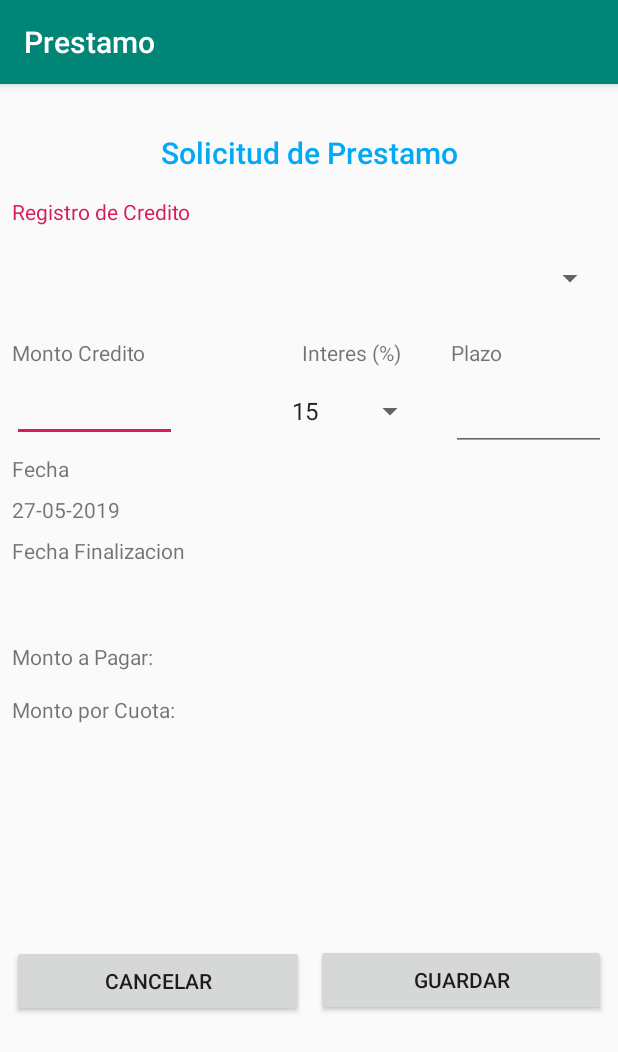
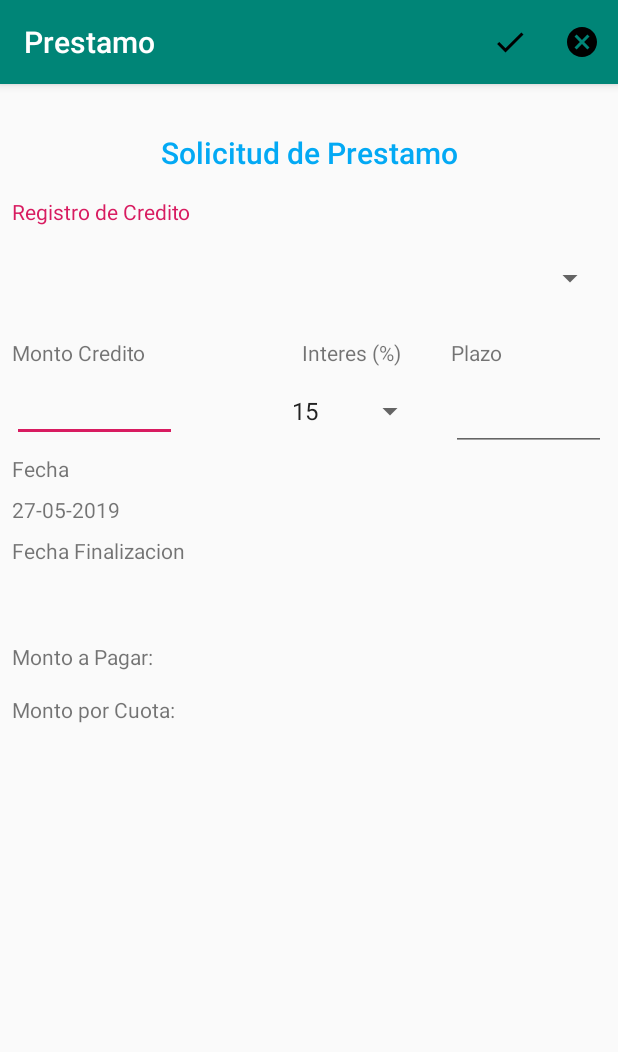
Before and after one commit to bisanbl/Android_Prestamo, an Android app: the Registro_Credito screen opened directly, with no data from a screen before it, on a phone screen of 412 x 824 dp. Shown: the top 1052 px of the screen. Run offline under Robolectric (Android 15) with nearby library versions, the phone set to English and light mode, and no system bars.

Commit message:
Agregado los menus para el registro de un credito, vista de clientes.
incluida la logica para agregar prestamos desde el activity lista de clientes.

```diff
--- a/app/src/main/java/com/bisanbl/prestamo/OnMyAdapterClickListener.java
+++ b/app/src/main/java/com/bisanbl/prestamo/OnMyAdapterClickListener.java
@@ -4,4 +4,5 @@ public interface OnMyAdapterClickListener {
 
     void onEditCliked(int post);
     void onDeleteClicked(int post);
+    void onDetailClicked(int post);
 }
--- a/app/src/main/java/com/bisanbl/prestamo/Registro_Credito.java
+++ b/app/src/main/java/com/bisanbl/prestamo/Registro_Credito.java
@@ -8,6 +8,8 @@ import android.os.Bundle;
 import android.text.Editable;
 import android.text.TextUtils;
 import android.text.TextWatcher;
+import android.view.Menu;
+import android.view.MenuItem;
 import android.view.View;
 import android.widget.AdapterView;
 import android.widget.ArrayAdapter;
@@ -24,29 +26,38 @@ import java.util.Date;
 import java.util.Locale;
 
 public class Registro_Credito extends AppCompatActivity {
+    TextView TVfechainicial;
+    TextView TVfechafin;
+    TextView TVmonto;
+    TextView TVmes;
+
+    EditText ETplazo;
+    EditText ETmonto;
+
+    Spinner SanombreCliente;
+    Spinner Sainteres;
 
     @Override
     protected void onCreate(Bundle savedInstanceState) {
         super.onCreate(savedInstanceState);
         setContentView(R.layout.activity_registro__credito);
 
-        final TextView TVfechainicial = findViewById(R.id.TVFechaInicialM);
-        final TextView TVfechafin = findViewById(R.id.TVFechaFinM);
-        final TextView TVmonto = findViewById(R.id.TVMontoPagarM);
-        final TextView TVmes = findViewById(R.id.TVMontomesM);
+         TVfechainicial = findViewById(R.id.TVFechaInicialM);
+         TVfechafin = findViewById(R.id.TVFechaFinM);
+         TVmonto = findViewById(R.id.TVMontoPagarM);
+         TVmes = findViewById(R.id.TVMontomesM);
 
-        final EditText ETplazo = findViewById(R.id.ETVPlazo);
-        final EditText ETmonto = findViewById(R.id.ETVMonton);
+         ETplazo = findViewById(R.id.ETVPlazo);
+         ETmonto = findViewById(R.id.ETVMonton);
 
-        final Spinner SanombreCliente = findViewById(R.id.TVNombreCliente);
-        final Spinner Sainteres = findViewById(R.id.ETVinteres);
+         SanombreCliente = findViewById(R.id.TVNombreCliente);
+         Sainteres = findViewById(R.id.ETVinteres);
 
         final SimpleDateFormat dateFormat = new SimpleDateFormat("dd-MM-yyyy", Locale.getDefault());
         final DecimalFormat dosDecimales = new DecimalFormat("0.##");
         final Date date = new Date();
 
-        Button BTNGuardar = findViewById(R.id.BTSiguiente);
-        Button BTNCancelar = findViewById(R.id.BTAnterior);
+
 
         ArrayList<String> nombreClientes;
 
@@ -186,9 +197,22 @@ public class Registro_Credito extends AppCompatActivity {
             }
         });
 
-        BTNGuardar.setOnClickListener(new View.OnClickListener() {
-            @Override
-            public void onClick(View v) {
+
+
+
+
+    }
+
+    @Override
+    public boolean onCreateOptionsMenu(Menu menu) {
+        getMenuInflater().inflate(R.menu.registromenu,menu);
+        return super.onCreateOptionsMenu(menu);
+    }
+
+    @Override
+    public boolean onOptionsItemSelected(MenuItem item) {
+        switch (item.getItemId()){
+            case R.id.guardarmenu:
                 if (!TextUtils.isEmpty(TVfechafin.getText().toString())) {
                     Prestamo prestamo = new Prestamo();
                     prestamo.setMonto(Float.parseFloat(ETmonto.getText().toString().replace(',','.').trim()));
@@ -208,21 +232,16 @@ public class Registro_Credito extends AppCompatActivity {
 
                     //Snackbar.make(v, getResources().getString(R.string.gracias),Snackbar.LENGTH_LONG).show();
                 }else
-                    Snackbar.make(v, getResources().getString(R.string.ErrorBTN),Snackbar.LENGTH_LONG).show();
-            }
-        });
+                    Snackbar.make(findViewById(android.R.id.content), getResources().getString(R.string.ErrorBTN),Snackbar.LENGTH_LONG).show();
+                break;
 
-        BTNCancelar.setOnClickListener(new View.OnClickListener() {
-            @Override
-            public void onClick(View v) {
+            case R.id.cancelarmenu:
                 Intent returnIntent = new Intent();
                 setResult(Activity.RESULT_CANCELED,returnIntent);
                 finish();
-            }
-        });
-
-
-
+                break;
+        }
+        return super.onOptionsItemSelected(item);
     }
 
     // funcion devuelve 0 si ha ocurrido un ERROR, en caso contrario devuelve el total del financiamiento
--- /dev/null
+++ b/app/src/main/res/drawable/ic_cancel_black_24dp.xml
@@ -0,0 +1,9 @@
+<vector xmlns:android="http://schemas.android.com/apk/res/android"
+        android:width="24dp"
+        android:height="24dp"
+        android:viewportWidth="24.0"
+        android:viewportHeight="24.0">
+    <path
+        android:fillColor="#FF000000"
+        android:pathData="M12,2C6.47,2 2,6.47 2,12s4.47,10 10,10 10,-4.47 10,-10S17.53,2 12,2zM17,15.59L15.59,17 12,13.41 8.41,17 7,15.59 10.59,12 7,8.41 8.41,7 12,10.59 15.59,7 17,8.41 13.41,12 17,15.59z"/>
+</vector>
--- /dev/null
+++ b/app/src/main/res/drawable/ic_check_black_24dp.xml
@@ -0,0 +1,9 @@
+<vector xmlns:android="http://schemas.android.com/apk/res/android"
+        android:width="24dp"
+        android:height="24dp"
+        android:viewportWidth="24.0"
+        android:viewportHeight="24.0">
+    <path
+        android:fillColor="#FF000000"
+        android:pathData="M9,16.17L4.83,12l-1.42,1.41L9,19 21,7l-1.41,-1.41z"/>
+</vector>
--- a/app/src/main/res/layout/activity_registro__credito.xml
+++ b/app/src/main/res/layout/activity_registro__credito.xml
@@ -207,35 +207,5 @@
             app:layout_constraintStart_toEndOf="@+id/TVMontomes"
             app:layout_constraintTop_toBottomOf="@+id/TVMontoPagarM" />
 
-        <Button
-            android:id="@+id/BTSiguiente"
-            android:layout_width="0dp"
-            android:layout_height="wrap_content"
-            android:layout_marginStart="24dp"
-            android:layout_marginTop="8dp"
-            android:layout_marginEnd="8dp"
-            android:layout_marginBottom="8dp"
-            android:text="@string/save"
-            app:layout_constraintBottom_toBottomOf="parent"
-            app:layout_constraintEnd_toEndOf="parent"
-            app:layout_constraintStart_toStartOf="@+id/ETVinteres"
-            app:layout_constraintTop_toBottomOf="@+id/TVMontomesM" />
-
-        <Button
-            android:id="@+id/BTAnterior"
-            android:layout_width="0dp"
-            android:layout_height="wrap_content"
-            android:layout_marginStart="8dp"
-            android:layout_marginTop="8dp"
-            android:layout_marginEnd="8dp"
-            android:layout_marginBottom="8dp"
-            android:text="@string/cancel"
-            app:layout_constraintBottom_toBottomOf="parent"
-            app:layout_constraintEnd_toStartOf="@+id/BTSiguiente"
-            app:layout_constraintHorizontal_bias="0.477"
-            app:layout_constraintStart_toStartOf="parent"
-            app:layout_constraintTop_toBottomOf="@+id/TVMontomesM"
-            app:layout_constraintVertical_bias="0.502" />
-
     </android.support.constraint.ConstraintLayout>
 </ScrollView>
--- /dev/null
+++ b/app/src/main/res/menu/registromenu.xml
@@ -0,0 +1,15 @@
+<?xml version="1.0" encoding="utf-8"?>
+<menu xmlns:android="http://schemas.android.com/apk/res/android"
+    xmlns:app="http://schemas.android.com/apk/res-auto">
+    <item
+        android:id="@+id/guardarmenu"
+        android:icon="@drawable/ic_check_black_24dp"
+        android:title="@string/nuevo"
+        app:showAsAction="always" />
+    <item
+        android:id="@+id/cancelarmenu"
+        android:icon="@drawable/ic_cancel_black_24dp"
+        android:title=""
+        app:showAsAction="always" />
+
+</menu>
```
Also changed, not shown: app/src/main/java/com/bisanbl/prestamo/ClienteAdapter.java (+7 -15 lines), app/src/main/java/com/bisanbl/prestamo/Detalle_Clientes.java (+36 -54 lines), app/src/main/java/com/bisanbl/prestamo/ListaClientes.java (+30 -1 lines), app/src/main/java/com/bisanbl/prestamo/RegistroCliente.java (+21 -17 lines), app/src/main/res/drawable/ic_add_circle_black_24dp.xml (added, +9 -0 lines), app/src/main/res/layout/activity_detalle__clientes.xml (+0 -42 lines), app/src/main/res/layout/activity_registro_cliente.xml (+0 -32 lines), app/src/main/res/menu/verclientesmenu.xml (added, +10 -0 lines).
